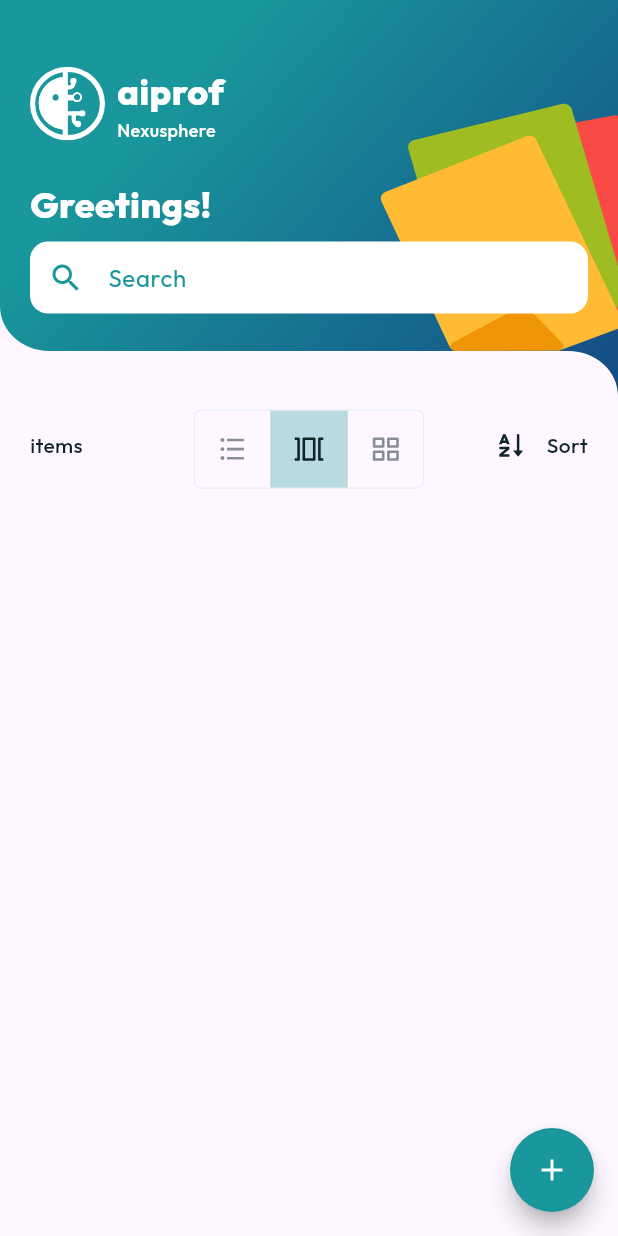
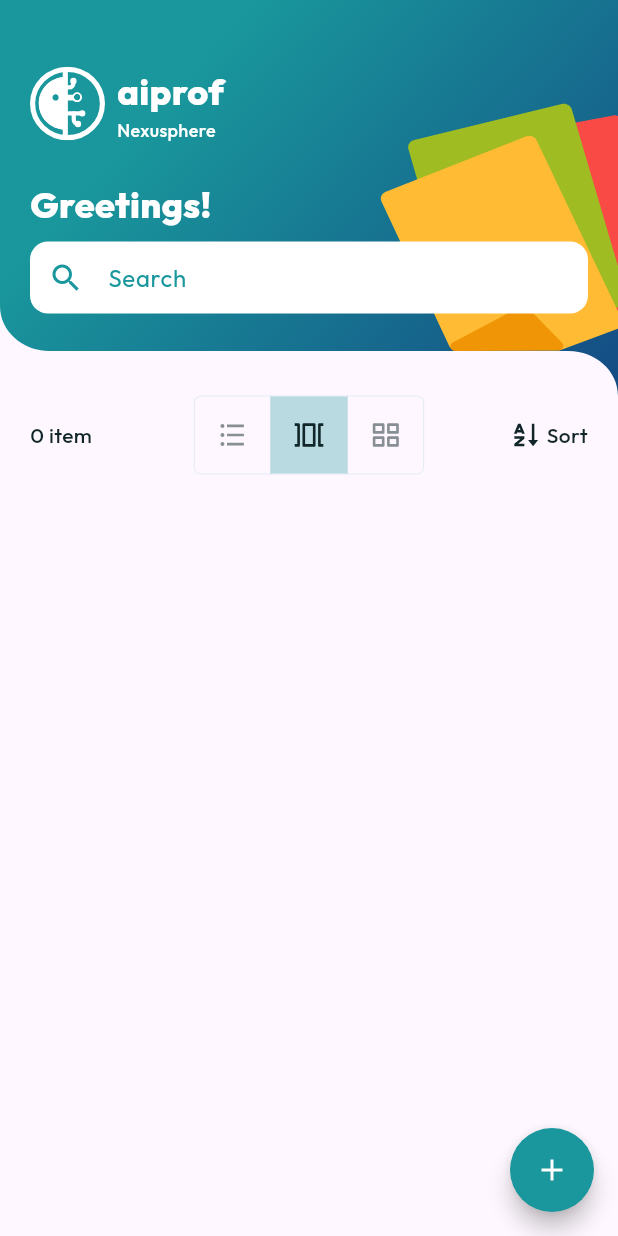
Before and after one commit to NexusphereCo/aiproof, a Flutter app: the screen it shows after launch, on a phone screen of 412 x 824 dp. Run offline on Flutter 3.47's test engine with Material 3 defaults, Android fonts, the phone set to English and light mode, and no system bars; drawn by our look-alikes of auto_size_text, carousel_slider; our stand-ins replace bloc, camera, dotted_border, flutter_bloc, flutter_screenutil, flutter_svg and 4 more; missing offline and left inert: google_mlkit_text_recognition; accounts and stored records are empty.

Commit message:
Refactor and Update UI for HomeScreen

```diff
--- a/lib/modules/home/components/view_document.dart
+++ b/lib/modules/home/components/view_document.dart
@@ -24,7 +24,9 @@ class _ViewDocumentState extends State<ViewDocument> {
       builder: (context, state) {
         return BlocBuilder<DocViewBloc, DocViewState>(
           builder: (context, viewState) {
-            return Expanded(
+            return Container(
+              height: MediaQuery.of(context).size.height,
+              width: MediaQuery.of(context).size.width,
               child: () {
                 if (state is LoadedDocumentState) {
                   if (viewState.docView == DocView.carousel) {
--- a/lib/modules/home/components/view_toggle.dart
+++ b/lib/modules/home/components/view_toggle.dart
@@ -1,3 +1,4 @@
+import 'package:aiproof/business_logic/document/document_bloc.dart';
 import 'package:aiproof/business_logic/document_view/document_view_bloc.dart';
 import 'package:aiproof/constants/colors.dart';
 import 'package:aiproof/constants/sizes.dart';
@@ -42,24 +43,34 @@ class _ViewToggleState extends State<ViewToggle> {
         },
       ),
     );
+    return BlocBuilder<DocumentBloc, DocumentState>(
+      builder: (context, state) {
+        int docLength;
 
-    return Stack(
+        if (state is LoadedDocumentState) {
+          docLength = state.documents.length;
+        } else if (state is FilteredDocument) {
+          docLength = state.documents.length;
+        } else {
+          docLength = 0; // Default value when no documents are loaded
+        }
+        String itemText = docLength <= 1 ? "item" : "items";
+
+        return SizedBox(
+          child: Stack(
+            alignment: AlignmentDirectional.center,
             children: [
               Row(
                 mainAxisAlignment: MainAxisAlignment.spaceBetween,
                 children: [
-            APTypography.base("items"),
+                  APTypography.base("$docLength $itemText"),
                   GestureDetector(
                     onTap: () {},
                     child: Row(
                       mainAxisAlignment: MainAxisAlignment.end,
-                mainAxisSize: MainAxisSize.min,
                       children: [
-                  IconButton(
-                    onPressed: () {},
-                    icon: const Icon(Remix.sort_alphabet_asc),
-                    iconSize: 20,
-                  ),
+                        const Icon(Remix.sort_alphabet_asc, size: 20),
+                        const SizedBox(width: Spacing.xs),
                         APTypography.base("Sort"),
                       ],
                     ),
@@ -70,7 +81,7 @@ class _ViewToggleState extends State<ViewToggle> {
                 mainAxisAlignment: MainAxisAlignment.center,
                 children: [
                   Transform.scale(
-              alignment: Alignment.topCenter,
+                    alignment: Alignment.center,
                     scale: 0.8,
                     child: BlocBuilder<DocViewBloc, DocViewState>(
                       builder: (context, state) {
@@ -93,6 +104,9 @@ class _ViewToggleState extends State<ViewToggle> {
                 ],
               )
             ],
+          ),
+        );
+      },
     );
   }
 }
--- a/lib/modules/home/index.dart
+++ b/lib/modules/home/index.dart
@@ -1,6 +1,7 @@
 import 'package:aiproof/business_logic/document/document_bloc.dart';
 import 'package:aiproof/constants/assets.dart';
 import 'package:aiproof/constants/sizes.dart';
+import 'package:aiproof/constants/typography.dart';
 import 'package:aiproof/modules/home/components/header_logo.dart';
 import 'package:aiproof/modules/home/components/search_bar.dart';
 import 'package:aiproof/modules/home/components/view_document.dart';
@@ -38,7 +39,8 @@ class _HomeScreenState extends State<HomeScreen> {
     return Scaffold(
       body: BlocBuilder<DocumentBloc, DocumentState>(
         builder: (context, state) {
-          return Column(
+          return SingleChildScrollView(
+            child: Column(
               crossAxisAlignment: CrossAxisAlignment.stretch,
               children: [
                 Stack(
@@ -55,7 +57,7 @@ class _HomeScreenState extends State<HomeScreen> {
                           HeaderLogo(),
                           SizedBox(height: Spacing.xl),
                           APSearchBar(),
-                        SizedBox(height: Spacing.xxxl),
+                          SizedBox(height: Spacing.xxl + Spacing.lg),
                           ViewToggle(),
                         ],
                       ),
@@ -64,6 +66,7 @@ class _HomeScreenState extends State<HomeScreen> {
                 ),
                 const ViewDocument(),
               ],
+            ),
           );
         },
       ),
@@ -75,6 +78,7 @@ class _HomeScreenState extends State<HomeScreen> {
           );
         },
       ),
+      resizeToAvoidBottomInset: false,
     );
   }
 }
--- a/lib/modules/home/widgets/carousel/carousel_view.dart
+++ b/lib/modules/home/widgets/carousel/carousel_view.dart
@@ -14,7 +14,6 @@ class APCarouselView extends StatelessWidget {
     return Column(
       mainAxisAlignment: MainAxisAlignment.start,
       children: [
-        const SizedBox(height: APBorderRadius.lg),
         CarouselSlider(
           options: CarouselOptions(
             autoPlay: false,
```
Also changed, not shown: lib/modules/home/widgets/carousel/components/carouset_view_card.dart (+9 -3 lines), lib/modules/home/widgets/grid/components/grid_view_card.dart (+6 -2 lines), lib/modules/home/widgets/list/components/list_view_card.dart (+12 -3 lines). Lines whose indentation alone changed are shown as unchanged.
